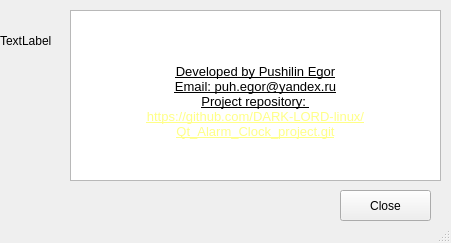
The window that components/light_theme/about_programm_window.ui (DARK-LORD-linux/Qt_Alarm_Clock_project) describes before a commit, drawn with Qt 5.
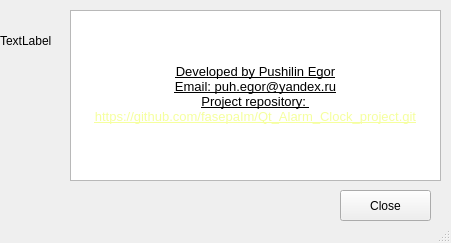
The same window after the commit. Icons and pictures are not drawn.

What changed in the file:
```diff
--- a/components/light_theme/about_programm_window.ui
+++ b/components/light_theme/about_programm_window.ui
@@ -2151,7 +2151,7 @@
 &lt;p align=&quot;center&quot; style=&quot; margin-top:0px; margin-bottom:0px; margin-left:0px; margin-right:0px; -qt-block-indent:0; text-indent:0px;&quot;&gt;&lt;span style=&quot; text-decoration: underline;&quot;&gt;Developed by Pushilin Egor&lt;/span&gt;&lt;/p&gt;
 &lt;p align=&quot;center&quot; style=&quot; margin-top:0px; margin-bottom:0px; margin-left:0px; margin-right:0px; -qt-block-indent:0; text-indent:0px;&quot;&gt;&lt;span style=&quot; text-decoration: underline;&quot;&gt;Email: puh.egor@yandex.ru&lt;/span&gt;&lt;/p&gt;
 &lt;p align=&quot;center&quot; style=&quot; margin-top:0px; margin-bottom:0px; margin-left:0px; margin-right:0px; -qt-block-indent:0; text-indent:0px;&quot;&gt;&lt;span style=&quot; text-decoration: underline;&quot;&gt;Project repository: &lt;/span&gt;&lt;/p&gt;
-&lt;p align=&quot;center&quot; style=&quot; margin-top:0px; margin-bottom:0px; margin-left:0px; margin-right:0px; -qt-block-indent:0; text-indent:0px;&quot;&gt;&lt;span style=&quot; text-decoration: underline; color:#ffff87;&quot;&gt;https://github.com/DARK-LORD-linux/Qt_Alarm_Clock_project.git&lt;/span&gt;&lt;/p&gt;&lt;/body&gt;&lt;/html&gt;</string>
+&lt;p align=&quot;center&quot; style=&quot; margin-top:0px; margin-bottom:0px; margin-left:0px; margin-right:0px; -qt-block-indent:0; text-indent:0px;&quot;&gt;&lt;span style=&quot; text-decoration: underline; color:#f5ff9e;&quot;&gt;https://github.com/fasepaIm/Qt_Alarm_Clock_project.git&lt;/span&gt;&lt;/p&gt;&lt;/body&gt;&lt;/html&gt;</string>
     </property>
    </widget>
    <widget class="QLabel" name="progect_logo">
```
